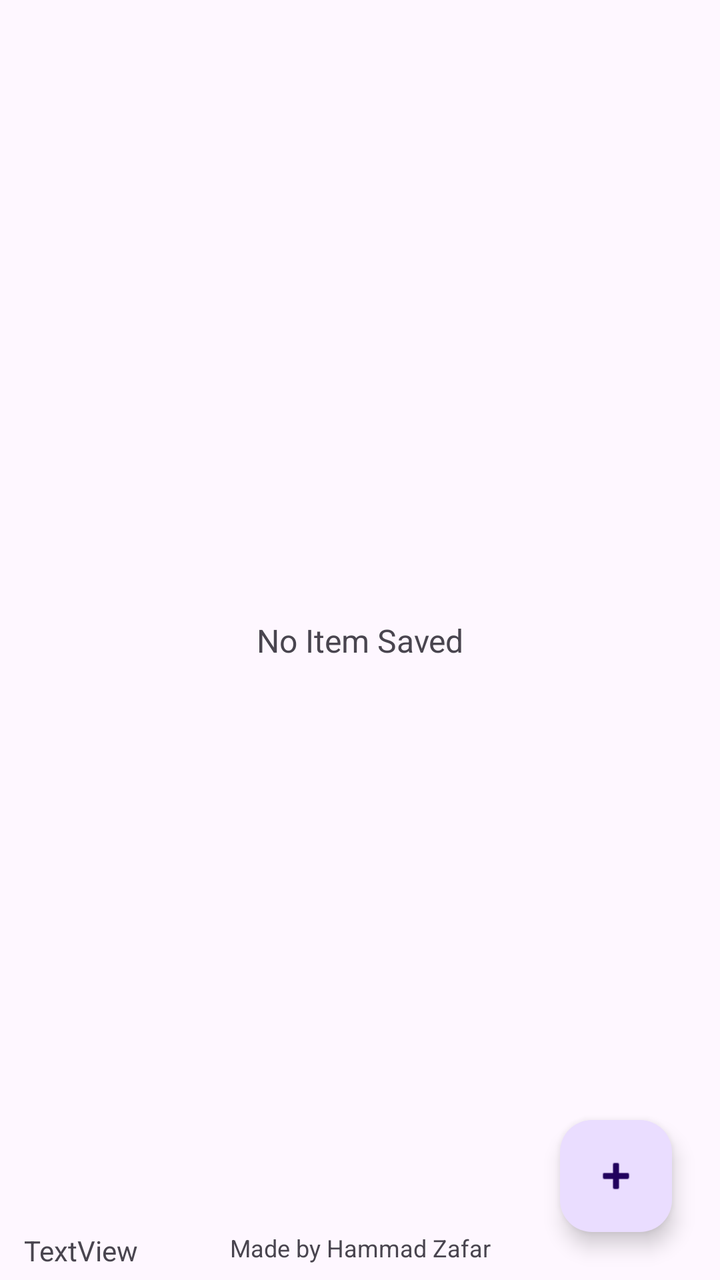
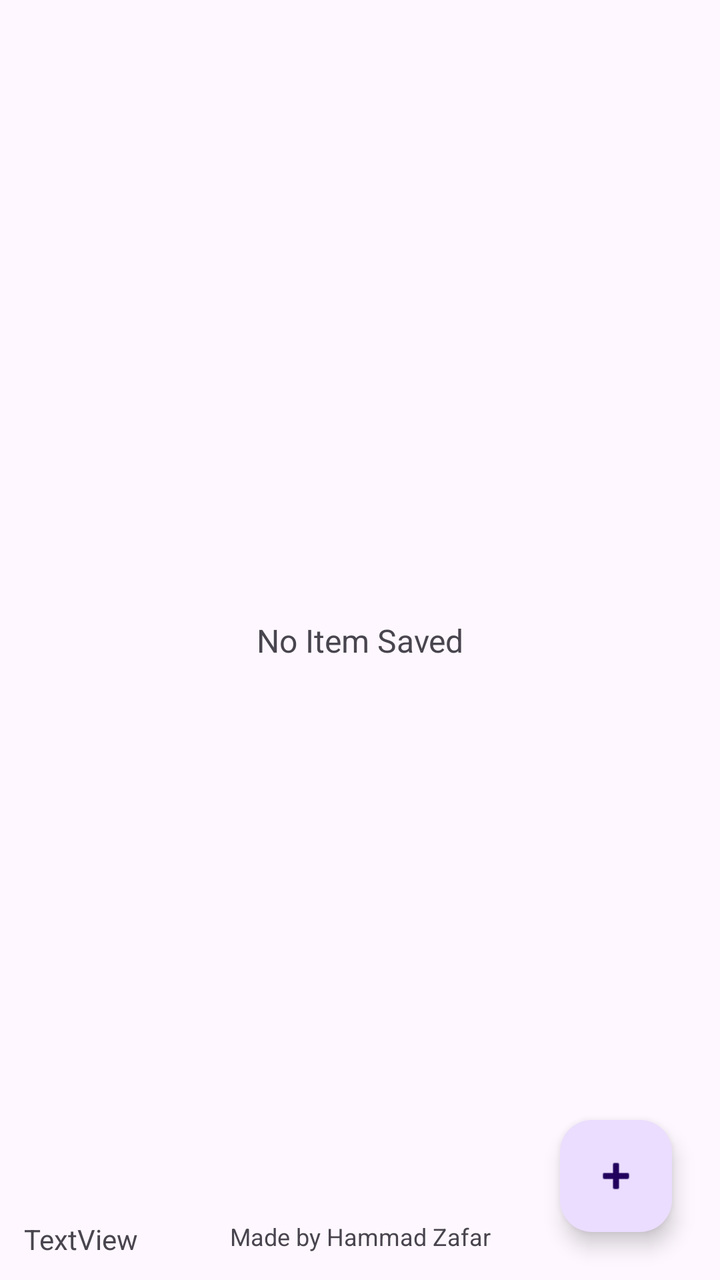

Two renders of the same Android screen: before a commit and after it. Below are the layout's source before the change and the commit's diff.
<!-- AndroidManifest.xml: application theme Theme.AutoWifiConnector -->
<!-- res/layout/activity_main.xml -->
<?xml version="1.0" encoding="utf-8"?>
<androidx.constraintlayout.widget.ConstraintLayout xmlns:android="http://schemas.android.com/apk/res/android"
    xmlns:app="http://schemas.android.com/apk/res-auto"
    xmlns:tools="http://schemas.android.com/tools"
    android:layout_width="match_parent"
    android:layout_height="match_parent"
    tools:context=".MainActivity">

    <com.google.android.material.floatingactionbutton.FloatingActionButton
        android:id="@+id/floatingActionButton"
        android:layout_width="wrap_content"
        android:layout_height="wrap_content"
        android:layout_marginEnd="24dp"
        android:layout_marginBottom="24dp"
        android:clickable="true"
        android:src="@android:drawable/ic_input_add"
        app:layout_constraintBottom_toBottomOf="parent"
        app:layout_constraintEnd_toEndOf="parent" />

    <androidx.recyclerview.widget.RecyclerView
        android:id="@+id/recycler_view"
        android:layout_width="0dp"
        android:layout_height="0dp"
        android:layout_marginStart="12dp"
        android:layout_marginEnd="12dp"
        android:layout_marginBottom="30dp"
        android:clipToPadding="true"
        tools:listitem="@layout/item_layout"
        app:layoutManager="androidx.recyclerview.widget.LinearLayoutManager"
        app:layout_constraintBottom_toBottomOf="parent"
        app:layout_constraintEnd_toEndOf="parent"
        app:layout_constraintHorizontal_bias="0.0"
        app:layout_constraintStart_toStartOf="parent"
        app:layout_constraintTop_toTopOf="parent" />

    <TextView
        android:id="@+id/no_item_saved"
        android:layout_width="wrap_content"
        android:layout_height="wrap_content"
        android:text="No Item Saved"
        android:textSize="16sp"
        android:visibility="visible"
        app:layout_constraintBottom_toBottomOf="parent"
        app:layout_constraintEnd_toEndOf="parent"
        app:layout_constraintStart_toStartOf="parent"
        app:layout_constraintTop_toTopOf="parent" />

    <TextView
        android:id="@+id/connect_times"
        android:layout_width="0dp"
        android:layout_height="wrap_content"
        android:text="TextView"
        app:layout_constraintBottom_toBottomOf="parent"
        app:layout_constraintEnd_toStartOf="@+id/made_by_textView"
        app:layout_constraintStart_toStartOf="@+id/recycler_view"
        app:layout_constraintTop_toBottomOf="@+id/recycler_view" />

    <TextView
        android:id="@+id/made_by_textView"
        android:layout_width="wrap_content"
        android:layout_height="wrap_content"
        android:layout_marginBottom="8dp"
        android:text="Made by Hammad Zafar"
        android:textSize="12sp"
        app:layout_constraintBottom_toBottomOf="parent"
        app:layout_constraintEnd_toEndOf="parent"
        app:layout_constraintStart_toStartOf="parent" />
</androidx.constraintlayout.widget.ConstraintLayout>
<!-- res/layout/item_layout.xml (included above) -->
<?xml version="1.0" encoding="utf-8"?>
<com.google.android.material.card.MaterialCardView xmlns:android="http://schemas.android.com/apk/res/android"
    xmlns:app="http://schemas.android.com/apk/res-auto"
    xmlns:tools="http://schemas.android.com/tools"
    android:layout_width="match_parent"
    android:layout_height="wrap_content"
    android:layout_marginTop="12dp"
    android:background="?attr/selectableItemBackground">

    <androidx.constraintlayout.widget.ConstraintLayout

        android:layout_width="match_parent"
        android:layout_height="match_parent"
        android:padding="8dp">

        <TextView
            android:id="@+id/number"
            android:layout_width="wrap_content"
            android:layout_height="wrap_content"
            android:gravity="center"
            android:minEms="2"
            android:padding="5dp"
            android:text="100"
            android:textSize="18sp"
            app:layout_constraintBottom_toBottomOf="parent"
            app:layout_constraintStart_toStartOf="parent"
            app:layout_constraintTop_toTopOf="parent" />

        <TextView
            android:id="@+id/identity"
            android:layout_width="0dp"
            android:layout_height="wrap_content"
            android:layout_marginStart="4dp"
            android:layout_marginEnd="4dp"
            android:gravity="center_vertical"
            android:text="2022CS639@ksk.uet.edu.pk"
            android:textSize="18dp"
            app:layout_constraintBottom_toBottomOf="parent"
            app:layout_constraintEnd_toStartOf="@+id/edit_button"
            app:layout_constraintStart_toEndOf="@+id/number"
            app:layout_constraintTop_toTopOf="parent" />

        <ImageButton
            android:id="@+id/edit_button"
            android:layout_width="wrap_content"
            android:layout_height="wrap_content"
            android:layout_marginEnd="4dp"
            android:background="#00000000"
            android:src="@drawable/edit_button"
            app:layout_constraintBottom_toBottomOf="parent"
            app:layout_constraintEnd_toStartOf="@+id/connectBtn"
            app:layout_constraintTop_toTopOf="parent"
            app:layout_constraintVertical_bias="0.491" />

        <ImageButton
            android:id="@+id/connectBtn"
            android:layout_width="wrap_content"
            android:layout_height="match_parent"
            android:background="#00000000"
            android:src="@drawable/chevron_right"
            android:tooltipText="Connect"
            app:layout_constraintBottom_toBottomOf="parent"
            app:layout_constraintEnd_toEndOf="parent"
            app:layout_constraintTop_toTopOf="parent" />

    </androidx.constraintlayout.widget.ConstraintLayout>

</com.google.android.material.card.MaterialCardView>
<!-- resources referenced by this layout -->
<resources>
  <!-- drawable chevron_right (drawable) -->
  <vector xmlns:android="http://schemas.android.com/apk/res/android" android:alpha="0.6" android:height="24dp" android:viewportHeight="960" android:viewportWidth="960" android:width="24dp">
        
      <path android:fillColor="#FF000000" android:pathData="M504,480 L320,296l56,-56 240,240 -240,240 -56,-56 184,-184Z"/>
      
  </vector>
  <!-- drawable edit_button (drawable) -->
  <vector android:alpha="0.6"
      android:height="24dp"
      android:tint="#000000"
      android:viewportHeight="24"
      android:viewportWidth="24"
      android:width="24dp"
      xmlns:android="http://schemas.android.com/apk/res/android">
      <path
          android:fillColor="@android:color/white"
          android:pathData="M3,17.25V21h3.75L17.81,9.94l-3.75,-3.75L3,17.25zM20.71,7.04c0.39,-0.39 0.39,-1.02 0,-1.41l-2.34,-2.34c-0.39,-0.39 -1.02,-0.39 -1.41,0l-1.83,1.83 3.75,3.75 1.83,-1.83z" />
  </vector>
  <style name="Theme.AutoWifiConnector" parent="Base.Theme.AutoWifiConnector" />
  <style name="Base.Theme.AutoWifiConnector" parent="Theme.Material3.DayNight">
          
          <item name="android:statusBarColor">#000000</item>
          <item name="actionBarDivider">?attr/colorOnPrimary</item>
          
      </style>
</resources>

<!-- the commit's change to res/layout/activity_main.xml (unified diff, before → after) -->
@@ -48,7 +48,7 @@
     <TextView
         android:id="@+id/connect_times"
         android:layout_width="0dp"
-        android:layout_height="wrap_content"
+        android:layout_height="0dp"
         android:text="TextView"
         app:layout_constraintBottom_toBottomOf="parent"
         app:layout_constraintEnd_toStartOf="@+id/made_by_textView"
@@ -58,13 +58,14 @@
     <TextView
         android:id="@+id/made_by_textView"
         android:layout_width="wrap_content"
-        android:layout_height="wrap_content"
+        android:layout_height="0dp"
         android:layout_marginBottom="8dp"
         android:text="Made by Hammad Zafar"
         android:textSize="12sp"
         app:layout_constraintBottom_toBottomOf="parent"
         app:layout_constraintEnd_toEndOf="parent"
-        app:layout_constraintStart_toStartOf="parent" />
+        app:layout_constraintStart_toStartOf="parent"
+        app:layout_constraintTop_toTopOf="@+id/connect_times" />
 </androidx.constraintlayout.widget.ConstraintLayout>
 <!-- res/layout/item_layout.xml (included above) -->
 <?xml version="1.0" encoding="utf-8"?>
@@ -100,34 +101,22 @@
             android:layout_width="0dp"
             android:layout_height="wrap_content"
             android:layout_marginStart="4dp"
-            android:layout_marginEnd="4dp"
             android:gravity="center_vertical"
             android:text="2022CS639@ksk.uet.edu.pk"
             android:textSize="18dp"
             app:layout_constraintBottom_toBottomOf="parent"
-            app:layout_constraintEnd_toStartOf="@+id/edit_button"
+            app:layout_constraintEnd_toStartOf="@+id/more_options"
             app:layout_constraintStart_toEndOf="@+id/number"
             app:layout_constraintTop_toTopOf="parent" />
 
         <ImageButton
-            android:id="@+id/edit_button"
-            android:layout_width="wrap_content"
+            android:id="@+id/more_options"
+            android:layout_width="32dp"
             android:layout_height="wrap_content"
-            android:layout_marginEnd="4dp"
             android:background="#00000000"
-            android:src="@drawable/edit_button"
-            app:layout_constraintBottom_toBottomOf="parent"
-            app:layout_constraintEnd_toStartOf="@+id/connectBtn"
-            app:layout_constraintTop_toTopOf="parent"
-            app:layout_constraintVertical_bias="0.491" />
-
-        <ImageButton
-            android:id="@+id/connectBtn"
-            android:layout_width="wrap_content"
-            android:layout_height="match_parent"
-            android:background="#00000000"
-            android:src="@drawable/chevron_right"
-            android:tooltipText="Connect"
+            android:contentDescription="More Options"
+            android:src="@drawable/more_vert"
+            android:tooltipText="More Options"
             app:layout_constraintBottom_toBottomOf="parent"
             app:layout_constraintEnd_toEndOf="parent"
             app:layout_constraintTop_toTopOf="parent" />
<!-- resource entries referenced after the edit -->
@@ -1,29 +1,18 @@
 <!-- resources referenced by this layout -->
 <resources>
-  <!-- drawable chevron_right (drawable) -->
-  <vector xmlns:android="http://schemas.android.com/apk/res/android" android:alpha="0.6" android:height="24dp" android:viewportHeight="960" android:viewportWidth="960" android:width="24dp">
+  <!-- drawable more_vert (drawable) -->
+  <vector xmlns:android="http://schemas.android.com/apk/res/android" android:alpha="0.8" android:height="24dp" android:tint="#000000" android:viewportHeight="24" android:viewportWidth="24" android:width="24dp">
         
-      <path android:fillColor="#FF000000" android:pathData="M504,480 L320,296l56,-56 240,240 -240,240 -56,-56 184,-184Z"/>
+      <path android:fillColor="@android:color/white" android:pathData="M12,8c1.1,0 2,-0.9 2,-2s-0.9,-2 -2,-2 -2,0.9 -2,2 0.9,2 2,2zM12,10c-1.1,0 -2,0.9 -2,2s0.9,2 2,2 2,-0.9 2,-2 -0.9,-2 -2,-2zM12,16c-1.1,0 -2,0.9 -2,2s0.9,2 2,2 2,-0.9 2,-2 -0.9,-2 -2,-2z"/>
       
-  </vector>
-  <!-- drawable edit_button (drawable) -->
-  <vector android:alpha="0.6"
-      android:height="24dp"
-      android:tint="#000000"
-      android:viewportHeight="24"
-      android:viewportWidth="24"
-      android:width="24dp"
-      xmlns:android="http://schemas.android.com/apk/res/android">
-      <path
-          android:fillColor="@android:color/white"
-          android:pathData="M3,17.25V21h3.75L17.81,9.94l-3.75,-3.75L3,17.25zM20.71,7.04c0.39,-0.39 0.39,-1.02 0,-1.41l-2.34,-2.34c-0.39,-0.39 -1.02,-0.39 -1.41,0l-1.83,1.83 3.75,3.75 1.83,-1.83z" />
   </vector>
   <style name="Theme.AutoWifiConnector" parent="Base.Theme.AutoWifiConnector" />
   <style name="Base.Theme.AutoWifiConnector" parent="Theme.Material3.DayNight">
-          
-          <item name="android:statusBarColor">#000000</item>
-          <item name="actionBarDivider">?attr/colorOnPrimary</item>
-          
+          <item name="android:windowLightStatusBar">true</item>
+          <item name="actionBarPopupTheme">@style/Widget.Material3.PopupMenu</item>
+          <item name="popupMenuStyle">@style/Widget.Material3.PopupMenu</item>
+          <item name="actionBarTheme">?attr/actionBarTheme</item>
+          <item name="android:statusBarColor">?attr/colorSurfaceContainer</item>
       </style>
 </resources>
 
